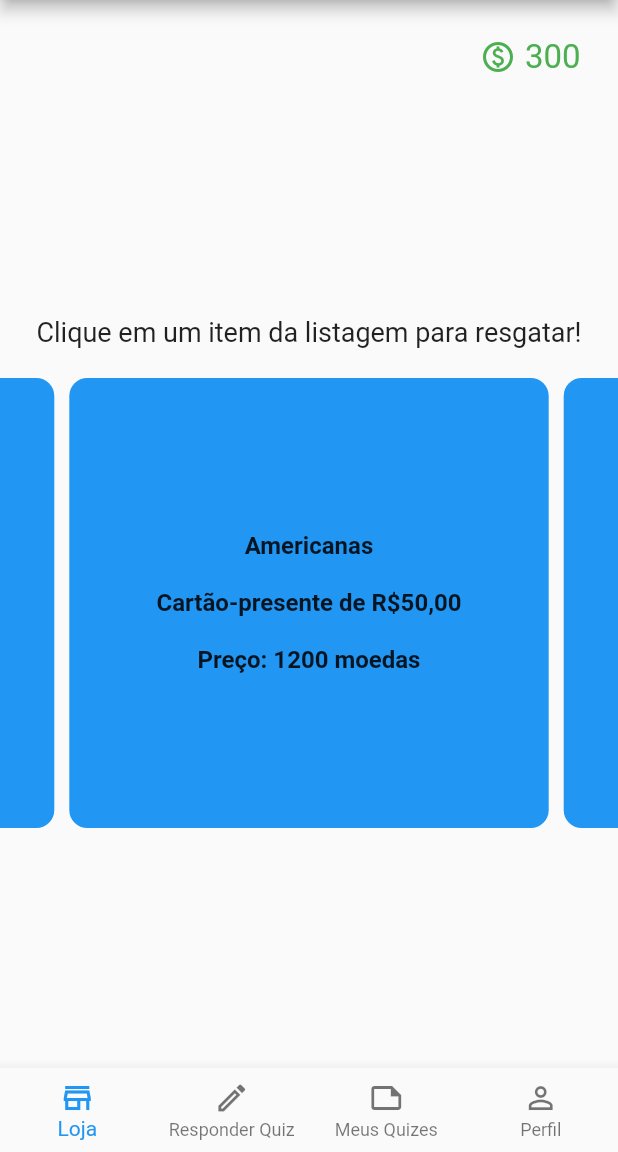
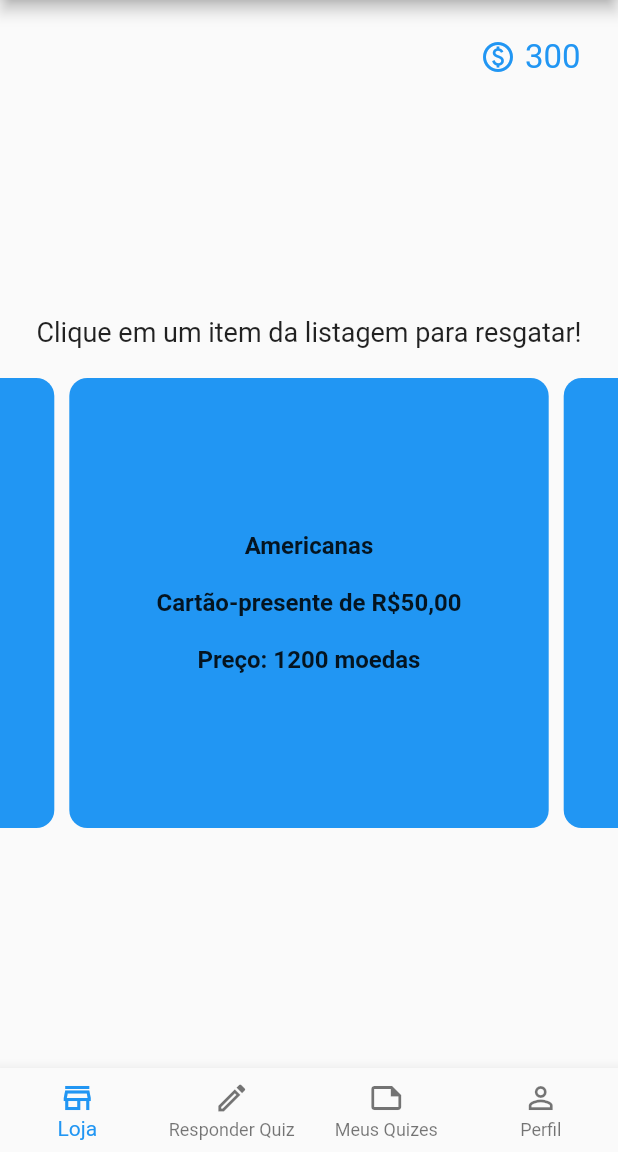
Before and after one commit to luizdebem/revisa-ai-mobile, a Flutter app: the screen it shows after launch, on a phone screen of 412 x 824 dp, the part 84-1236 px from its top. Run offline on Flutter 3.47's test engine with Material 2 defaults, Android fonts, the light colour scheme and no system bars; drawn by our look-alikes of carousel_slider; our stand-ins replace flutter_form_builder.

Commit message:
Text color change

```diff
--- a/lib/screens/store_screen.dart
+++ b/lib/screens/store_screen.dart
@@ -27,17 +27,17 @@
           padding: const EdgeInsets.only(right: 25, top: 25),
           child: Row(
             mainAxisAlignment: MainAxisAlignment.end,
-            children: const [
+            children: [
               Icon(
                 Icons.paid_outlined,
-                color: Colors.green,
+                color: Theme.of(context).primaryColor,
               ),
-              SizedBox(width: 6),
+              const SizedBox(width: 6),
               Text(
                 "300",
                 style: TextStyle(
                   fontSize: 22,
-                  color: Colors.green,
+                  color: Theme.of(context).primaryColor,
                 ),
               )
             ],
```
